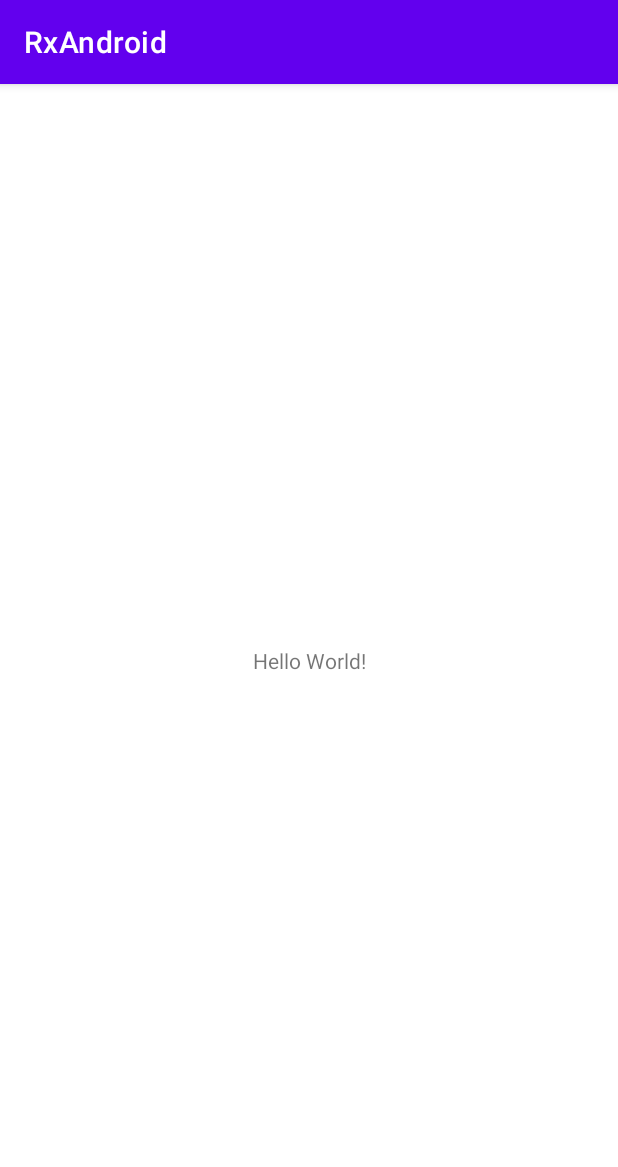
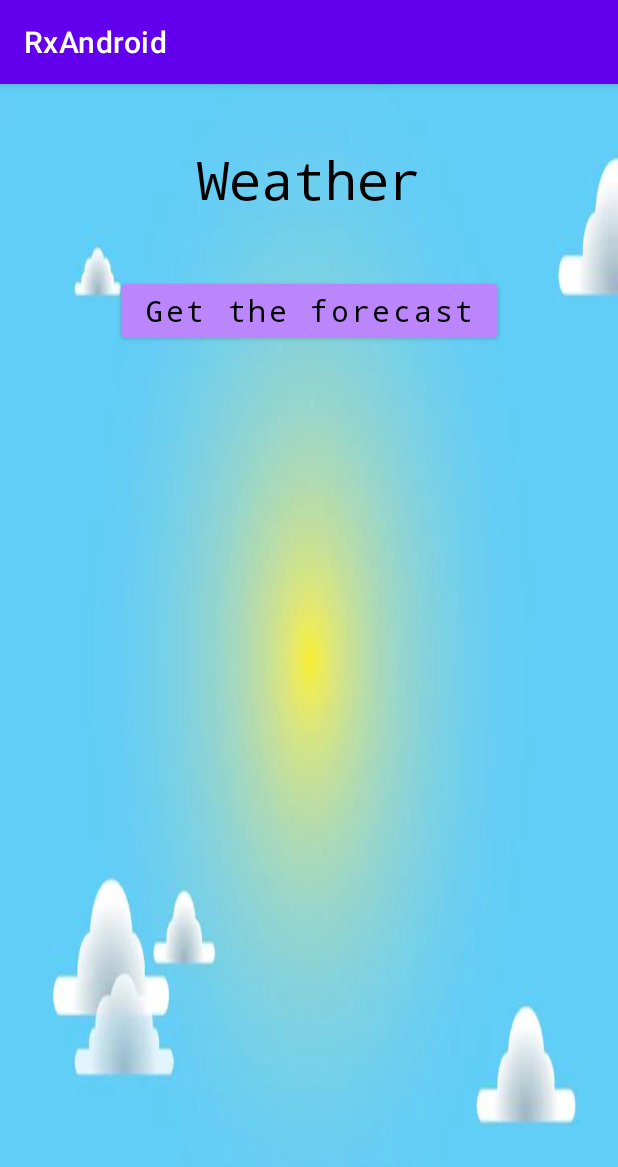
Before and after one commit to ezequielsetzesglobant/RxAndroid, an Android app: the screen it shows after launch (MainActivity before the commit, WeatherActivity after it), on a phone screen of 412 x 824 dp. Shown: the top 1167 px of the screen. Run offline under Robolectric (Android 15) with nearby library versions, the phone set to English and light mode, and no system bars.

Commit message:
weather ui implemented

```diff
--- a/app/build.gradle
+++ b/app/build.gradle
@@ -15,6 +15,10 @@ android {
         versionName "1.0"
 
         testInstrumentationRunner "androidx.test.runner.AndroidJUnitRunner"
+    }
+
+    viewBinding {
+        enabled = true
     }
 
     buildTypes {
@@ -42,4 +46,9 @@ dependencies {
     testImplementation 'junit:junit:4.+'
     androidTestImplementation 'androidx.test.ext:junit:1.1.3'
     androidTestImplementation 'androidx.test.espresso:espresso-core:3.4.0'
+    implementation 'com.squareup.retrofit2:retrofit:2.9.0'
+    implementation 'io.reactivex.rxjava3:rxandroid:3.0.13'
+    implementation 'io.reactivex.rxjava3:rxjava:3.0.13'
+    implementation 'com.github.bumptech.glide:glide:4.12.0'
+    annotationProcessor 'com.github.bumptech.glide:compiler:4.12.0'
 }
--- a/app/src/main/AndroidManifest.xml
+++ b/app/src/main/AndroidManifest.xml
@@ -9,7 +9,7 @@
         android:roundIcon="@mipmap/ic_launcher_round"
         android:supportsRtl="true"
         android:theme="@style/Theme.RxAndroid">
-        <activity android:name=".MainActivity">
+        <activity android:name=".activity.WeatherActivity">
             <intent-filter>
                 <action android:name="android.intent.action.MAIN" />
 
--- a/app/src/main/java/com/example/rxandroid/MainActivity.kt
+++ /dev/null
@@ -1,11 +0,0 @@
-package com.example.rxandroid
-
-import androidx.appcompat.app.AppCompatActivity
-import android.os.Bundle
-
-class MainActivity : AppCompatActivity() {
-    override fun onCreate(savedInstanceState: Bundle?) {
-        super.onCreate(savedInstanceState)
-        setContentView(R.layout.activity_main)
-    }
-}
--- /dev/null
+++ b/app/src/main/java/com/example/rxandroid/activity/WeatherActivity.kt
@@ -0,0 +1,23 @@
+package com.example.rxandroid.activity
+
+import android.os.Bundle
+import androidx.appcompat.app.AppCompatActivity
+import com.example.rxandroid.databinding.ActivityWeatherBinding
+import com.example.rxandroid.mvp.contract.WeatherContract
+import com.example.rxandroid.mvp.model.WeatherModel
+import com.example.rxandroid.mvp.presenter.WeatherPresenter
+import com.example.rxandroid.mvp.view.WeatherView
+
+class WeatherActivity : AppCompatActivity() {
+
+    private lateinit var binding: ActivityWeatherBinding
+    private lateinit var presenter: WeatherContract.WeatherPresenterContract
+
+    override fun onCreate(savedInstanceState: Bundle?) {
+        super.onCreate(savedInstanceState)
+        binding = ActivityWeatherBinding.inflate(layoutInflater)
+        setContentView(binding.root)
+
+        presenter = WeatherPresenter(WeatherModel(), WeatherView(this, binding))
+    }
+}
--- /dev/null
+++ b/app/src/main/java/com/example/rxandroid/mvp/contract/WeatherContract.kt
@@ -0,0 +1,13 @@
+package com.example.rxandroid.mvp.contract
+
+interface WeatherContract {
+
+    interface WeatherModelContract {
+    }
+
+    interface WeatherPresenterContract {
+    }
+
+    interface WeatherViewContract {
+    }
+}
--- /dev/null
+++ b/app/src/main/java/com/example/rxandroid/mvp/model/WeatherModel.kt
@@ -0,0 +1,6 @@
+package com.example.rxandroid.mvp.model
+
+import com.example.rxandroid.mvp.contract.WeatherContract
+
+class WeatherModel : WeatherContract.WeatherModelContract {
+}
--- /dev/null
+++ b/app/src/main/java/com/example/rxandroid/mvp/presenter/WeatherPresenter.kt
@@ -0,0 +1,7 @@
+package com.example.rxandroid.mvp.presenter
+
+import com.example.rxandroid.mvp.contract.WeatherContract
+
+class WeatherPresenter(private val model: WeatherContract.WeatherModelContract, private val view: WeatherContract.WeatherViewContract) :
+    WeatherContract.WeatherPresenterContract {
+}
--- /dev/null
+++ b/app/src/main/java/com/example/rxandroid/mvp/view/WeatherView.kt
@@ -0,0 +1,9 @@
+package com.example.rxandroid.mvp.view
+
+import android.app.Activity
+import com.example.rxandroid.databinding.ActivityWeatherBinding
+import com.example.rxandroid.mvp.contract.WeatherContract
+import com.example.rxandroid.mvp.view.base.ActivityView
+
+class WeatherView(activity: Activity, private val binding: ActivityWeatherBinding) : ActivityView(activity), WeatherContract.WeatherViewContract {
+}
--- /dev/null
+++ b/app/src/main/java/com/example/rxandroid/mvp/view/base/ActivityView.kt
@@ -0,0 +1,21 @@
+package com.example.rxandroid.mvp.view.base
+
+import android.app.Activity
+import android.content.Context
+import androidx.appcompat.app.AppCompatActivity
+import androidx.fragment.app.FragmentManager
+import java.lang.ref.WeakReference
+
+open class ActivityView(activity: Activity) {
+
+    private val activityRef: WeakReference<Activity> = WeakReference(activity)
+
+    val activity: Activity?
+        get() = activityRef.get()
+
+    val context: Context?
+        get() = activity
+
+    val fragmentManager: FragmentManager?
+        get() = (activity as? AppCompatActivity)?.supportFragmentManager
+}
--- a/app/src/main/res/layout/activity_main.xml
+++ /dev/null
@@ -1,18 +0,0 @@
-<?xml version="1.0" encoding="utf-8"?>
-<androidx.constraintlayout.widget.ConstraintLayout xmlns:android="http://schemas.android.com/apk/res/android"
-    xmlns:app="http://schemas.android.com/apk/res-auto"
-    xmlns:tools="http://schemas.android.com/tools"
-    android:layout_width="match_parent"
-    android:layout_height="match_parent"
-    tools:context=".MainActivity">
-
-    <TextView
-        android:layout_width="wrap_content"
-        android:layout_height="wrap_content"
-        android:text="Hello World!"
-        app:layout_constraintBottom_toBottomOf="parent"
-        app:layout_constraintLeft_toLeftOf="parent"
-        app:layout_constraintRight_toRightOf="parent"
-        app:layout_constraintTop_toTopOf="parent" />
-
-</androidx.constraintlayout.widget.ConstraintLayout>
--- /dev/null
+++ b/app/src/main/res/layout/activity_weather.xml
@@ -0,0 +1,28 @@
+<?xml version="1.0" encoding="utf-8"?>
+<androidx.constraintlayout.widget.ConstraintLayout xmlns:android="http://schemas.android.com/apk/res/android"
+    xmlns:app="http://schemas.android.com/apk/res-auto"
+    xmlns:tools="http://schemas.android.com/tools"
+    android:layout_width="match_parent"
+    android:layout_height="match_parent"
+    android:background="@drawable/background_weather"
+    tools:context=".activity.WeatherActivity">
+
+    <TextView
+        android:id="@+id/text_view_weather_activity_id_title"
+        style="@style/TextViewActivityWeatherStyle"
+        android:layout_width="match_parent"
+        android:layout_height="wrap_content"
+        android:text="@string/text_view_weather_activity_title"
+        app:layout_constraintTop_toTopOf="parent" />
+
+    <Button
+        android:id="@+id/button_weather_activity_id_forecast"
+        style="@style/ButtonActivityWeatherStyle"
+        android:layout_width="wrap_content"
+        android:layout_height="wrap_content"
+        android:text="@string/button_weather_activity_forecast"
+        app:layout_constraintEnd_toEndOf="parent"
+        app:layout_constraintStart_toStartOf="parent"
+        app:layout_constraintTop_toBottomOf="@id/text_view_weather_activity_id_title" />
+
+</androidx.constraintlayout.widget.ConstraintLayout>
--- /dev/null
+++ b/app/src/main/res/values/dimens.xml
@@ -0,0 +1,7 @@
+<?xml version="1.0" encoding="utf-8"?>
+<resources>
+    <dimen name="text_view_weather_activity_text_size">35sp</dimen>
+    <dimen name="text_view_weather_activity_margin_top">40dp</dimen>
+    <dimen name="button_weather_activity_text_size">20sp</dimen>
+    <dimen name="button_weather_activity_margin_top">40dp</dimen>
+</resources>
--- a/app/src/main/res/values/strings.xml
+++ b/app/src/main/res/values/strings.xml
@@ -1,3 +1,7 @@
 <resources>
     <string name="app_name">RxAndroid</string>
+
+    <string name="text_view_weather_activity_title">Weather</string>
+    <string name="button_weather_activity_forecast">Get the forecast</string>
+    <string name="text_view_weather_activity_forecast_weather">No weather</string>
 </resources>
--- /dev/null
+++ b/app/src/main/res/values/styles.xml
@@ -0,0 +1,21 @@
+<?xml version="1.0" encoding="utf-8"?>
+<resources>
+    <style name="TextViewActivityWeatherStyle" parent="TextAppearance.AppCompat.Display1">
+        <item name="android:textStyle">normal</item>
+        <item name="android:fontFamily">monospace</item>
+        <item name="android:textColor">@color/black</item>
+        <item name="android:textSize">@dimen/text_view_weather_activity_text_size</item>
+        <item name="android:layout_marginTop">@dimen/text_view_weather_activity_margin_top</item>
+        <item name="android:gravity">center</item>
+    </style>
+
+    <style name="ButtonActivityWeatherStyle" parent="TextAppearance.AppCompat.Display1">
+        <item name="android:textStyle">normal</item>
+        <item name="android:fontFamily">monospace</item>
+        <item name="android:textColor">@color/black</item>
+        <item name="android:textSize">@dimen/button_weather_activity_text_size</item>
+        <item name="android:layout_marginTop">@dimen/button_weather_activity_margin_top</item>
+        <item name="android:backgroundTint">@color/purple_200</item>
+        <item name="android:textAllCaps">false</item>
+    </style>
+</resources>
```
Also changed, not shown: app/src/main/res/drawable/background_weather.webp (added).
